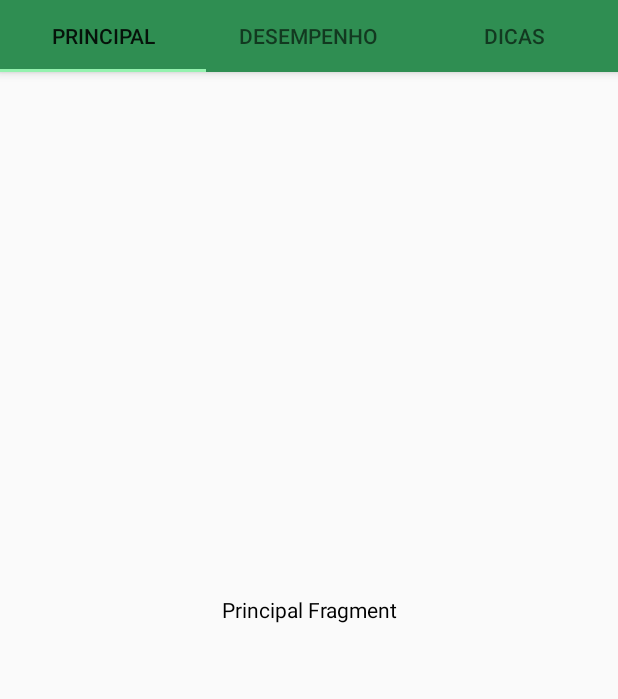
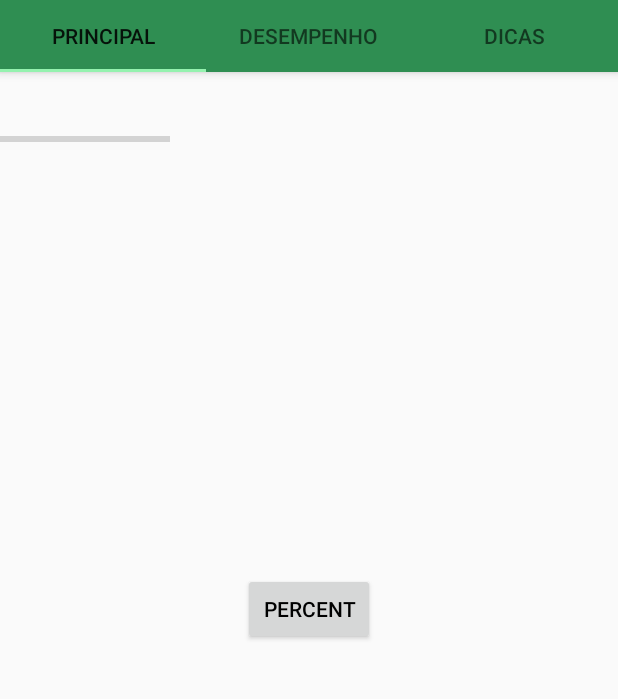
Before and after one commit to martinsfelipemartins/posturacerta, an Android app: the PrincipalFragment screen opened directly, with no data from a screen before it, on a phone screen of 412 x 824 dp, the part 89-788 px from its top. Run offline under Robolectric (Android 15) with nearby library versions, the light colour scheme and no system bars.

Commit message:
commitando progress bar

```diff
--- a/app/src/main/java/br/com/posturacerta/views/PrincipalFragment.java
+++ b/app/src/main/java/br/com/posturacerta/views/PrincipalFragment.java
@@ -3,11 +3,15 @@ package br.com.posturacerta.views;
 
 import android.os.Bundle;
 
+import androidx.annotation.NonNull;
+import androidx.annotation.Nullable;
 import androidx.fragment.app.Fragment;
 
 import android.view.LayoutInflater;
 import android.view.View;
 import android.view.ViewGroup;
+import android.widget.Button;
+import android.widget.ProgressBar;
 import android.widget.TextView;
 
 import br.com.posturacerta.R;
@@ -19,6 +23,8 @@ import br.com.posturacerta.R;
 public class PrincipalFragment extends Fragment {
 
     TextView textViewPrincipal;
+    Button btnprogress;
+    ProgressBar progressBa;
 
     public PrincipalFragment() {
         // Required empty public constructor
@@ -31,9 +37,22 @@ public class PrincipalFragment extends Fragment {
         // Inflate the layout for this fragment
         View view = inflater.inflate(R.layout.fragment_principal, container, false);
 
-        textViewPrincipal = view.findViewById(R.id.textPrincipalFragment);
-
         return view;
     }
 
+    @Override
+    public void onViewCreated(@NonNull View view, @Nullable Bundle savedInstanceState) {
+        super.onViewCreated(view, savedInstanceState);
+     Button  btnprogress=view.findViewById(R.id.btnpercent);
+    final  ProgressBar  progressBa=view.findViewById(R.id.progresshorizontal);
+
+      btnprogress.setOnClickListener(new View.OnClickListener() {
+          @Override
+          public void onClick(View v) {
+              progressBa.setProgress(34);
+
+
+          }
+      });
+    }
 }
--- a/app/src/main/res/layout/fragment_principal.xml
+++ b/app/src/main/res/layout/fragment_principal.xml
@@ -1,15 +1,22 @@
 <?xml version="1.0" encoding="utf-8"?>
 <FrameLayout xmlns:android="http://schemas.android.com/apk/res/android"
+    xmlns:app="http://schemas.android.com/apk/res-auto"
     xmlns:tools="http://schemas.android.com/tools"
     android:layout_width="match_parent"
     android:layout_height="match_parent"
     tools:context=".views.PrincipalFragment">
 
-    <TextView
-        android:id="@+id/textPrincipalFragment"
-        android:layout_width="match_parent"
-        android:layout_height="match_parent"
-        android:gravity="center"
-        android:text="Principal Fragment" />
+    <androidx.core.widget.ContentLoadingProgressBar xmlns:wheel="http://schemas.android.com/apk/res-auto"
+        android:id="@+id/progresshorizontal"
+        style="@style/Widget.AppCompat.ProgressBar.Horizontal"
+        android:layout_width="113dp"
+        android:layout_height="90dp" />
 
+
+    <Button
+        android:id="@+id/btnpercent"
+        android:layout_width="wrap_content"
+        android:layout_height="wrap_content"
+        android:layout_gravity="center"
+        android:text="percent" />
 </FrameLayout>
--- a/build.gradle
+++ b/build.gradle
@@ -18,7 +18,7 @@ allprojects {
     repositories {
         google()
         jcenter()
-
+       // maven { url 'https://jitpack.io' }
     }
 }
 
```
Also changed, not shown: app/build.gradle (+8 -0 lines).
